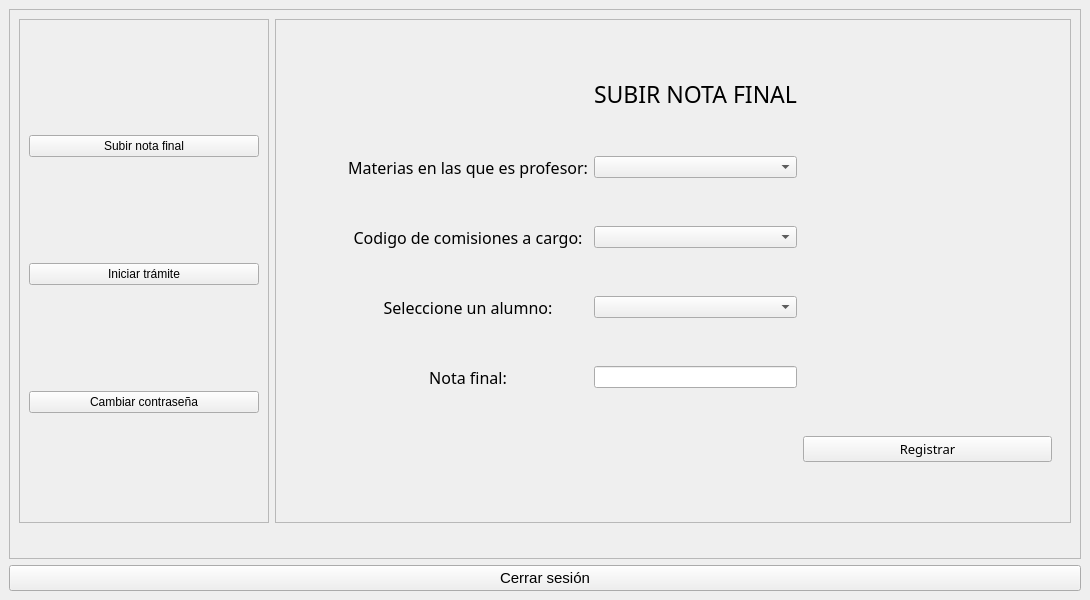
LeonelScalise/EDDYPOO-REY_V2.0, file designer/systemprofe.ui: the form before one commit.
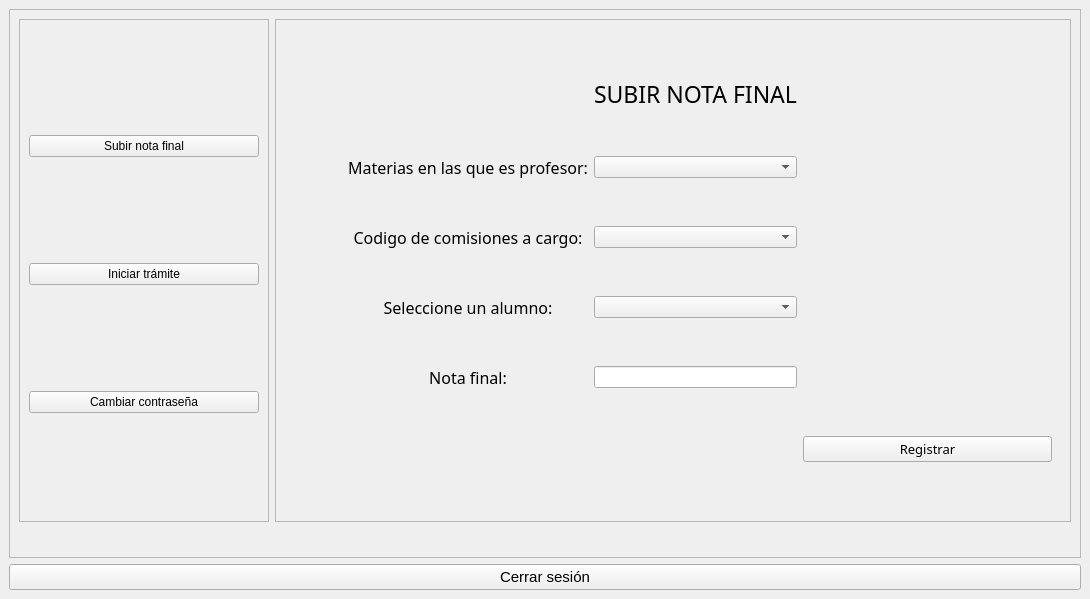
The form after the commit. The open tabs and pages were chosen to show the change.

Diff of the .ui file:
```diff
--- a/designer/systemprofe.ui
+++ b/designer/systemprofe.ui
@@ -7,7 +7,7 @@
     <x>0</x>
     <y>0</y>
     <width>1090</width>
-    <height>600</height>
+    <height>599</height>
    </rect>
   </property>
   <property name="maximumSize">
```
Left out of the diff: 4 changed lines with no effect on the pictures.
